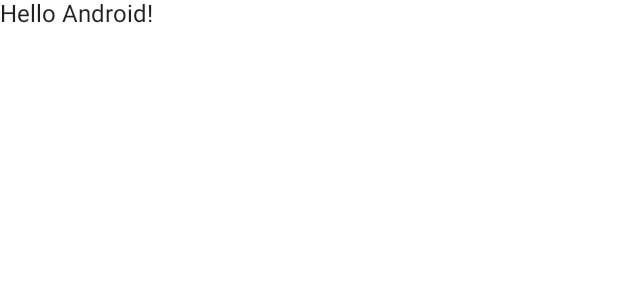
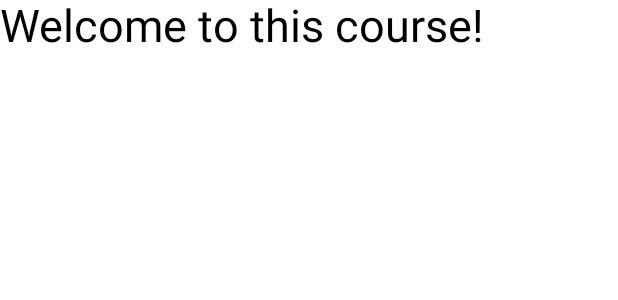
Before and after one commit to abubaker-cs/DogProfilePage, an Android app built with Jetpack Compose: the @Preview function DefaultPreview, on a phone screen of 412 x 824 dp. Shown: the top 300 px of the screen. Run offline under Robolectric (Android 15) with nearby library versions, the phone set to English and light mode, and no system bars.

```diff
--- a/app/src/main/java/org/abubaker/dogprofilepage/MainActivity.kt
+++ b/app/src/main/java/org/abubaker/dogprofilepage/MainActivity.kt
@@ -8,6 +8,7 @@ import androidx.compose.material.Surface
 import androidx.compose.material.Text
 import androidx.compose.runtime.Composable
 import androidx.compose.ui.tooling.preview.Preview
+import androidx.compose.ui.unit.sp
 import org.abubaker.dogprofilepage.ui.theme.DogProfilePageTheme
 
 class MainActivity : ComponentActivity() {
@@ -26,7 +27,7 @@ class MainActivity : ComponentActivity() {
                 Surface(color = MaterialTheme.colors.background) {
 
                     // Declare the text for the Greeting()
-                    Greeting("Android")
+                    Greeting("Abubaker")
 
                 }
 
@@ -43,15 +44,29 @@ class MainActivity : ComponentActivity() {
 @Composable
 fun Greeting(name: String) {
 
-    //
     Text(text = "Hello $name!")
 
 }
 
+@Composable
+fun MyApp() {
+    Text(
+        text = "Welcome to this course!",
+        fontSize = 30.sp
+    )
+}
+
+
+/**
+ * Preview in the Design Editor
+ */
 @Preview(showBackground = true)
 @Composable
 fun DefaultPreview() {
-    DogProfilePageTheme {
-        Greeting("Android")
-    }
+
+    MyApp()
+
+//    DogProfilePageTheme {
+//        Greeting("Welcome to Tutorials.EU")
+//    }
 }
```
